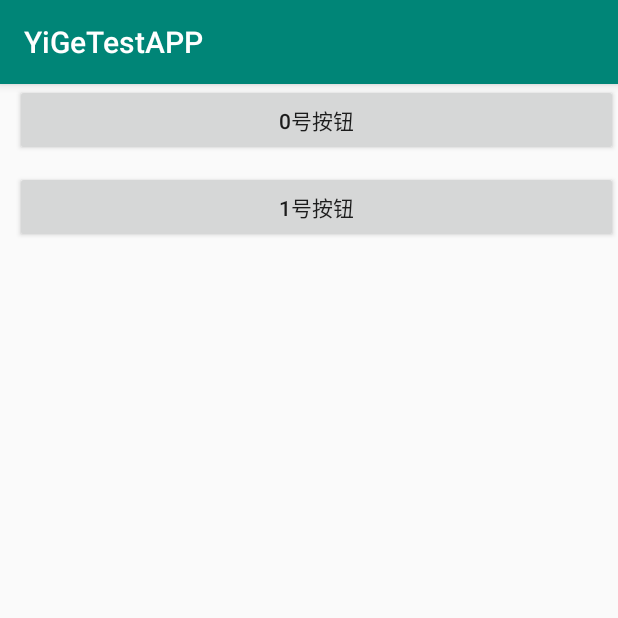
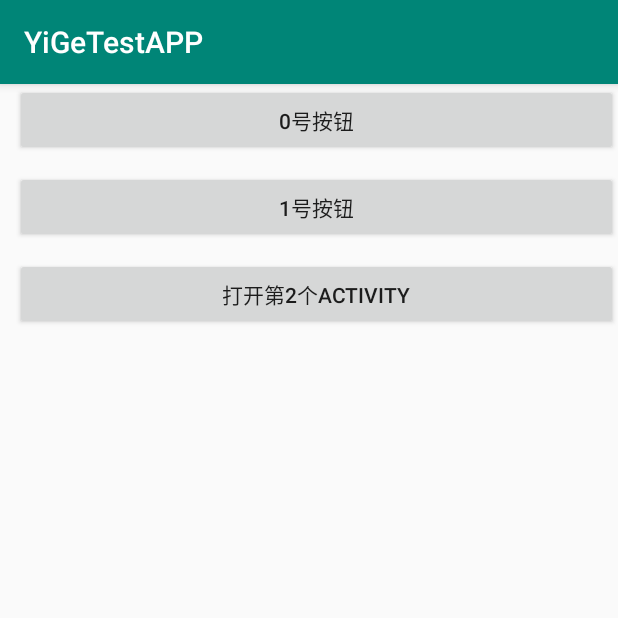
Before and after one commit to xuqplus/virtual-xposed-test-app, an Android app: the screen it shows after launch (MainActivity), on a phone screen of 412 x 824 dp, the top half of it. Run offline under Robolectric (Android 15) with nearby library versions, the phone set to English and light mode, and no system bars.

Commit message:
main2activity

```diff
--- a/app/src/main/AndroidManifest.xml
+++ b/app/src/main/AndroidManifest.xml
@@ -16,6 +16,7 @@
                 <category android:name="android.intent.category.LAUNCHER" />
             </intent-filter>
         </activity>
+        <activity android:name=".Main2Activity"></activity>
     </application>
 
 </manifest>
--- a/app/src/main/java/io/github/xuqplus/yigetestapp/MainActivity.java
+++ b/app/src/main/java/io/github/xuqplus/yigetestapp/MainActivity.java
@@ -1,5 +1,6 @@
 package io.github.xuqplus.yigetestapp;
 
+import android.content.Intent;
 import android.os.Bundle;
 import android.support.v7.app.AppCompatActivity;
 import android.view.View;
@@ -28,6 +29,15 @@ public class MainActivity extends AppCompatActivity {
                 onclick("点击了, 1号按钮");
             }
         });
+
+        Button button2 = findViewById(R.id.button_2);
+        button2.setOnClickListener(new View.OnClickListener() {
+            @Override
+            public void onClick(View v) {
+                Intent intent = new Intent(MainActivity.this, Main2Activity.class);
+                startActivity(intent);
+            }
+        });
     }
 
     public String onclick(String toastContent) {
--- a/app/src/main/res/layout/activity_main.xml
+++ b/app/src/main/res/layout/activity_main.xml
@@ -18,4 +18,11 @@
         android:layout_marginTop="10dp"
         android:padding="10dp"
         android:text="1号按钮" />
+    <Button
+        android:id="@+id/button_2"
+        android:layout_width="match_parent"
+        android:layout_height="wrap_content"
+        android:layout_marginTop="10dp"
+        android:padding="10dp"
+        android:text="打开第2个activity" />
 </LinearLayout>
```
Also changed, not shown: app/src/main/java/io/github/xuqplus/yigetestapp/Main2Activity.java (added, +40 -0 lines), app/src/main/res/layout/activity_main2.xml (added, +21 -0 lines).
